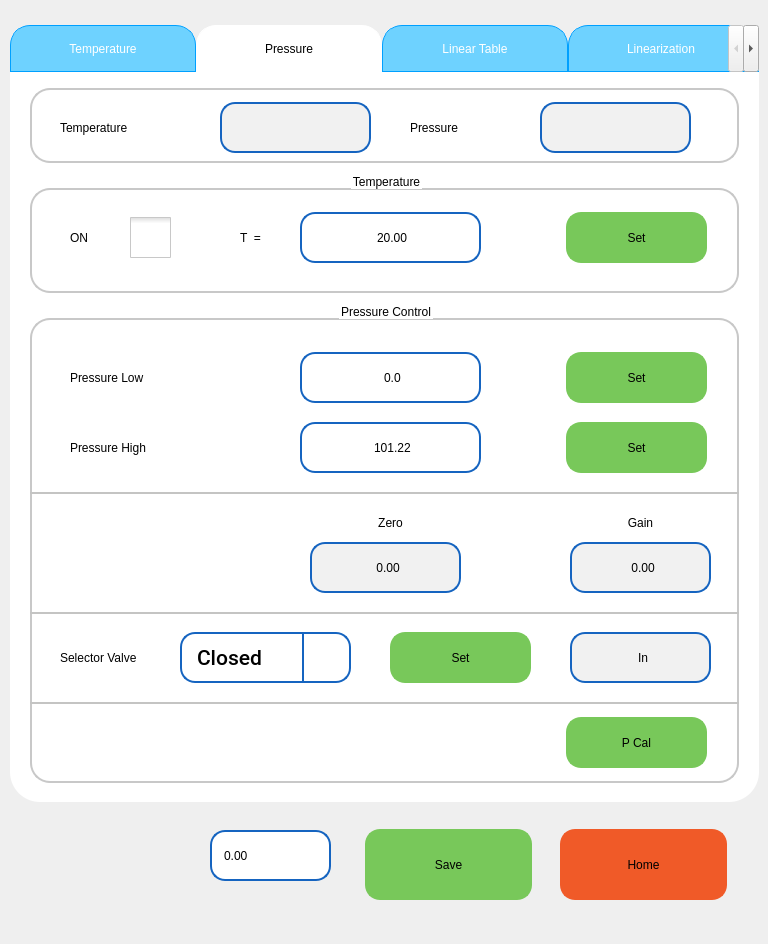
The window that pApp-22-June-2021/scalibration.ui (ChandraMVE/PSSC_QT_Development) describes before a commit, drawn with Qt 5.
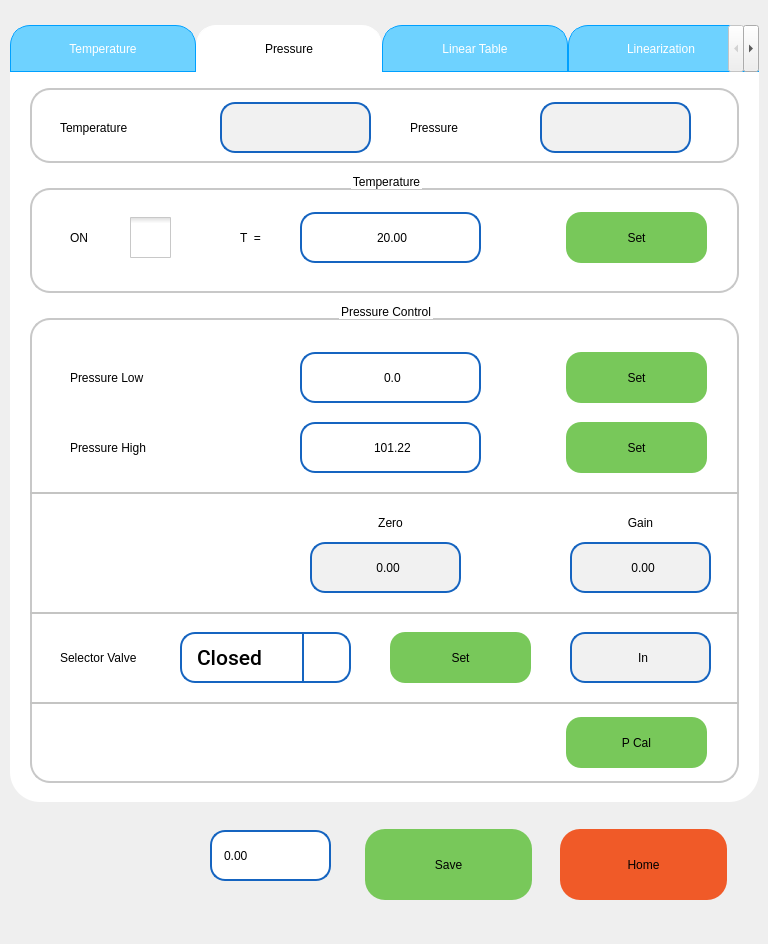
The same window after the commit. The open tabs and pages were chosen to show the change. Icons and pictures are not drawn. Custom widgets are drawn as their Qt base class.

The edit to the form file:
```diff
--- a/pApp-22-June-2021/scalibration.ui
+++ b/pApp-22-June-2021/scalibration.ui
@@ -28,21 +28,25 @@
    <property name="styleSheet">
     <string notr="true">QPushButton{
 background-color: rgb(240,90,40);
-border-width: 2px;
+/*border-width: 2px;
 border-color: rgb(240,90,40);
-border-style: solid;
-border-radius: 15;
-color: rgb(0, 0, 0);
-font: 75 18pt &quot;Roboto Medium&quot;;
+border-style: solid;*/
+border-radius: 20;
+    border: none;
+    outline: none;
+color: rgb(0,0,0);
+font: 100 18pt &quot;Roboto Medium&quot;;
 }
 QPushButton:disabled { 
 background-color: rgb(190, 190, 190);
-border-width: 2px;
+/*border-width: 2px;
 border-color: rgb(190, 190, 190);
-border-style: solid;
-border-radius: 15;
+border-style: solid;*/
+    border: none;
+    outline: none;
+border-radius: 20;
 color: rgb(0, 0, 0);
-font: 75 18pt &quot;Roboto Medium&quot;;
+font: 100 18pt &quot;Roboto Medium&quot;;
 }
 QPushButton:pressed {
 background-color: rgb(194, 194, 194);
@@ -55,21 +59,25 @@
 }
 QPushButton:down {
 background-color: rgb(24, 163, 3);
-border-width: 2px;
+/*border-width: 2px;
 border-color: rgb(24, 163, 3);
-border-style: solid;
-border-radius: 15;
+border-style: solid;*/
+border-radius: 20;
+    border: none;
+    outline: none;
 color: rgb(0, 0, 0);
-font: 75 18pt &quot;Roboto Medium&quot;;
+font: 100 18pt &quot;Roboto Medium&quot;;
 }
 QPushButton:default {
 background-color: rgb(241, 241, 241);
-border-width: 2px;
+/*border-width: 2px;
 border-color: rgb(241, 241, 241);
-border-style: solid;
-border-radius: 15;
+border-style: solid;*/
+border-radius: 20;
+    border: none;
+    outline: none;
 color: rgb(0, 0, 0);
-font: 75 18pt &quot;Roboto Medium&quot;;
+font: 100 18pt &quot;Roboto Medium&quot;;
 }</string>
    </property>
    <property name="text">
@@ -91,21 +99,25 @@
    <property name="styleSheet">
     <string notr="true">QPushButton{
 background-color: rgb(120, 200, 90);
-border-width: 2px;
+/*border-width: 2px;
 border-color: rgb(120, 200, 90);
-border-style: solid;
-border-radius: 15;
+border-style: solid;*/
+border-radius: 20;
+    border: none;
+    outline: none;
 color: rgb(0, 0, 0);
-font: 75 18pt &quot;Roboto Medium&quot;;
+font: 100 18pt &quot;Roboto Medium&quot;;
 }
 QPushButton:disabled { 
-background-color: rgb(190, 190, 190);
-border-width: 2px;
-border-color: rgb(190, 190, 190);
-border-style: solid;
-border-radius: 15;
+background-color: rgb(190, 190, 190);;
+/*border-width: 2px;
+border-color: rgb(190, 190, 190);;
+border-style: solid;*/
+border-radius: 20;
+    border: none;
+    outline: none;
 color: rgb(0, 0, 0);
-font: 75 18pt &quot;Roboto Medium&quot;;
+font: 100 18pt &quot;Roboto Medium&quot;;
 }
 QPushButton:pressed {
 background-color: rgb(24, 163, 3);
@@ -118,22 +130,27 @@
 }
 QPushButton:down {
 background-color: rgb(24, 163, 3);
-border-width: 2px;
+/*border-width: 2px;
 border-color: rgb(24, 163, 3);
-border-style: solid;
-border-radius: 15;
+border-style: solid;*/
+border-radius: 20;
+    border: none;
+    outline: none;
 color: rgb(0, 0, 0);
-font: 75 18pt &quot;Roboto Medium&quot;;
+font: 100 18pt &quot;Roboto Medium&quot;;
 }
 QPushButton:default {
 background-color: rgb(241, 241, 241);
-border-width: 2px;
+/*border-width: 2px;
 border-color: rgb(241, 241, 241);
-border-style: solid;
-border-radius: 15;
+border-style: solid;*/
+border-radius: 20;
+    border: none;
+    outline: none;
 color: rgb(0, 0, 0);
-font: 75 18pt &quot;Roboto Medium&quot;;
-}</string>
+font: 100 18pt &quot;Roboto Medium&quot;;
+}
+</string>
    </property>
    <property name="text">
     <string>Save</string>
@@ -1422,21 +1439,25 @@
        <property name="styleSheet">
         <string notr="true">QPushButton{
 background-color: rgb(120, 200, 90);
-border-width: 2px;
+/*border-width: 2px;
 border-color: rgb(120, 200, 90);
-border-style: solid;
+border-style: solid;*/
 border-radius: 15;
+    border: none;
+    outline: none;
 color: rgb(0, 0, 0);
-font: 75 18pt &quot;Roboto Medium&quot;;
+font: 100 18pt &quot;Roboto Medium&quot;;
 }
 QPushButton:disabled { 
-background-color: rgb(190, 190, 190);
-border-width: 2px;
-border-color: rgb(190, 190, 190);
-border-style: solid;
+background-color: rgb(190, 190, 190);;
+/*border-width: 2px;
+border-color: rgb(190, 190, 190);;
+border-style: solid;*/
 border-radius: 15;
+    border: none;
+    outline: none;
 color: rgb(0, 0, 0);
-font: 75 18pt &quot;Roboto Medium&quot;;
+font: 100 18pt &quot;Roboto Medium&quot;;
 }
 QPushButton:pressed {
 background-color: rgb(24, 163, 3);
@@ -1449,21 +1470,25 @@
 }
 QPushButton:down {
 background-color: rgb(24, 163, 3);
-border-width: 2px;
+/*border-width: 2px;
 border-color: rgb(24, 163, 3);
-border-style: solid;
+border-style: solid;*/
 border-radius: 15;
+    border: none;
+    outline: none;
 color: rgb(0, 0, 0);
-font: 75 18pt &quot;Roboto Medium&quot;;
+font: 100 18pt &quot;Roboto Medium&quot;;
 }
 QPushButton:default {
 background-color: rgb(241, 241, 241);
-border-width: 2px;
+/*border-width: 2px;
 border-color: rgb(241, 241, 241);
-border-style: solid;
+border-style: solid;*/
 border-radius: 15;
+    border: none;
+    outline: none;
 color: rgb(0, 0, 0);
-font: 75 18pt &quot;Roboto Medium&quot;;
+font: 100 18pt &quot;Roboto Medium&quot;;
 }
 </string>
        </property>
@@ -1646,21 +1671,25 @@
        <property name="styleSheet">
         <string notr="true">QPushButton{
 background-color: rgb(120, 200, 90);
-border-width: 2px;
+/*border-width: 2px;
 border-color: rgb(120, 200, 90);
-border-style: solid;
+border-style: solid;*/
 border-radius: 15;
+    border: none;
+    outline: none;
 color: rgb(0, 0, 0);
-font: 75 18pt &quot;Roboto Medium&quot;;
+font: 100 18pt &quot;Roboto Medium&quot;;
 }
 QPushButton:disabled { 
-background-color: rgb(190, 190, 190);
-border-width: 2px;
-border-color: rgb(190, 190, 190);
-border-style: solid;
+background-color: rgb(190, 190, 190);;
+/*border-width: 2px;
+border-color: rgb(190, 190, 190);;
+border-style: solid;*/
 border-radius: 15;
+    border: none;
+    outline: none;
 color: rgb(0, 0, 0);
-font: 75 18pt &quot;Roboto Medium&quot;;
+font: 100 18pt &quot;Roboto Medium&quot;;
 }
 QPushButton:pressed {
 background-color: rgb(24, 163, 3);
@@ -1673,21 +1702,25 @@
 }
 QPushButton:down {
 background-color: rgb(24, 163, 3);
-border-width: 2px;
+/*border-width: 2px;
 border-color: rgb(24, 163, 3);
-border-style: solid;
+border-style: solid;*/
 border-radius: 15;
+    border: none;
+    outline: none;
 color: rgb(0, 0, 0);
-font: 75 18pt &quot;Roboto Medium&quot;;
+font: 100 18pt &quot;Roboto Medium&quot;;
 }
 QPushButton:default {
 background-color: rgb(241, 241, 241);
-border-width: 2px;
+/*border-width: 2px;
 border-color: rgb(241, 241, 241);
-border-style: solid;
+border-style: solid;*/
 border-radius: 15;
+    border: none;
+    outline: none;
 color: rgb(0, 0, 0);
-font: 75 18pt &quot;Roboto Medium&quot;;
+font: 100 18pt &quot;Roboto Medium&quot;;
 }
 </string>
        </property>
@@ -1742,21 +1775,25 @@
        <property name="styleSheet">
         <string notr="true">QPushButton{
 background-color: rgb(120, 200, 90);
-border-width: 2px;
+/*border-width: 2px;
 border-color: rgb(120, 200, 90);
-border-style: solid;
+border-style: solid;*/
 border-radius: 15;
+    border: none;
+    outline: none;
 color: rgb(0, 0, 0);
-font: 75 18pt &quot;Roboto Medium&quot;;
+font: 100 18pt &quot;Roboto Medium&quot;;
 }
 QPushButton:disabled { 
-background-color: rgb(190, 190, 190);
-border-width: 2px;
-border-color: rgb(190, 190, 190);
-border-style: solid;
+background-color: rgb(190, 190, 190);;
+/*border-width: 2px;
+border-color: rgb(190, 190, 190);;
+border-style: solid;*/
 border-radius: 15;
+    border: none;
+    outline: none;
 color: rgb(0, 0, 0);
-font: 75 18pt &quot;Roboto Medium&quot;;
+font: 100 18pt &quot;Roboto Medium&quot;;
 }
 QPushButton:pressed {
 background-color: rgb(24, 163, 3);
@@ -1769,21 +1806,25 @@
 }
 QPushButton:down {
 background-color: rgb(24, 163, 3);
-border-width: 2px;
+/*border-width: 2px;
 border-color: rgb(24, 163, 3);
-border-style: solid;
+border-style: solid;*/
 border-radius: 15;
+    border: none;
+    outline: none;
 color: rgb(0, 0, 0);
-font: 75 18pt &quot;Roboto Medium&quot;;
+font: 100 18pt &quot;Roboto Medium&quot;;
 }
 QPushButton:default {
 background-color: rgb(241, 241, 241);
-border-width: 2px;
+/*border-width: 2px;
 border-color: rgb(241, 241, 241);
-border-style: solid;
+border-style: solid;*/
 border-radius: 15;
+    border: none;
+    outline: none;
 color: rgb(0, 0, 0);
-font: 75 18pt &quot;Roboto Medium&quot;;
+font: 100 18pt &quot;Roboto Medium&quot;;
 }
 </string>
        </property>
@@ -1806,21 +1847,25 @@
        <property name="styleSheet">
         <string notr="true">QPushButton{
 background-color: rgb(120, 200, 90);
-border-width: 2px;
+/*border-width: 2px;
 border-color: rgb(120, 200, 90);
-border-style: solid;
+border-style: solid;*/
 border-radius: 15;
+    border: none;
+    outline: none;
 color: rgb(0, 0, 0);
-font: 75 18pt &quot;Roboto Medium&quot;;
+font: 100 18pt &quot;Roboto Medium&quot;;
 }
 QPushButton:disabled { 
-background-color: rgb(190, 190, 190);
-border-width: 2px;
-border-color: rgb(190, 190, 190);
-border-style: solid;
+background-color: rgb(190, 190, 190);;
+/*border-width: 2px;
+border-color: rgb(190, 190, 190);;
+border-style: solid;*/
 border-radius: 15;
+    border: none;
+    outline: none;
 color: rgb(0, 0, 0);
-font: 75 18pt &quot;Roboto Medium&quot;;
+font: 100 18pt &quot;Roboto Medium&quot;;
 }
 QPushButton:pressed {
 background-color: rgb(24, 163, 3);
@@ -1833,21 +1878,25 @@
 }
 QPushButton:down {
 background-color: rgb(24, 163, 3);
-border-width: 2px;
+/*border-width: 2px;
 border-color: rgb(24, 163, 3);
-border-style: solid;
+border-style: solid;*/
 border-radius: 15;
+    border: none;
+    outline: none;
 color: rgb(0, 0, 0);
-font: 75 18pt &quot;Roboto Medium&quot;;
+font: 100 18pt &quot;Roboto Medium&quot;;
 }
 QPushButton:default {
 background-color: rgb(241, 241, 241);
-border-width: 2px;
+/*border-width: 2px;
 border-color: rgb(241, 241, 241);
-border-style: solid;
+border-style: solid;*/
 border-radius: 15;
+    border: none;
+    outline: none;
 color: rgb(0, 0, 0);
-font: 75 18pt &quot;Roboto Medium&quot;;
+font: 100 18pt &quot;Roboto Medium&quot;;
 }
 </string>
        </property>
@@ -2282,21 +2331,25 @@
        <property name="styleSheet">
         <string notr="true">QPushButton{
 background-color: rgb(120, 200, 90);
-border-width: 2px;
+/*border-width: 2px;
 border-color: rgb(120, 200, 90);
-border-style: solid;
+border-style: solid;*/
 border-radius: 15;
+    border: none;
+    outline: none;
 color: rgb(0, 0, 0);
-font: 75 18pt &quot;Roboto Medium&quot;;
+font: 100 18pt &quot;Roboto Medium&quot;;
 }
 QPushButton:disabled { 
-background-color: rgb(190, 190, 190);
-border-width: 2px;
-border-color: rgb(190, 190, 190);
-border-style: solid;
+background-color: rgb(190, 190, 190);;
+/*border-width: 2px;
+border-color: rgb(190, 190, 190);;
+border-style: solid;*/
 border-radius: 15;
+    border: none;
+    outline: none;
 color: rgb(0, 0, 0);
-font: 75 18pt &quot;Roboto Medium&quot;;
+font: 100 18pt &quot;Roboto Medium&quot;;
 }
 QPushButton:pressed {
 background-color: rgb(24, 163, 3);
@@ -2309,21 +2362,25 @@
 }
 QPushButton:down {
 background-color: rgb(24, 163, 3);
-border-width: 2px;
+/*border-width: 2px;
 border-color: rgb(24, 163, 3);
-border-style: solid;
+border-style: solid;*/
 border-radius: 15;
+    border: none;
+    outline: none;
 color: rgb(0, 0, 0);
-font: 75 18pt &quot;Roboto Medium&quot;;
+font: 100 18pt &quot;Roboto Medium&quot;;
 }
 QPushButton:default {
 background-color: rgb(241, 241, 241);
-border-width: 2px;
+/*border-width: 2px;
 border-color: rgb(241, 241, 241);
-border-style: solid;
+border-style: solid;*/
 border-radius: 15;
+    border: none;
+    outline: none;
 color: rgb(0, 0, 0);
-font: 75 18pt &quot;Roboto Medium&quot;;
+font: 100 18pt &quot;Roboto Medium&quot;;
 }
 </string>
        </property>
```
Left out of the diff: 380 changed lines with no effect on the pictures.
